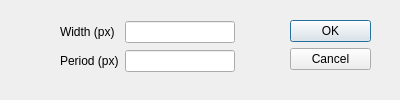
Old version of the form UI Files/verticalnoisebands.ui in the repository muhammadalics/Image-Editor-and-Manager.
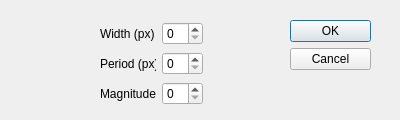
New version of the form.

Commit message: vertical noise bands implemented in gui

```diff
--- a/UI Files/verticalnoisebands.ui
+++ b/UI Files/verticalnoisebands.ui
@@ -7,7 +7,7 @@
     <x>0</x>
     <y>0</y>
     <width>400</width>
-    <height>100</height>
+    <height>120</height>
    </rect>
   </property>
   <property name="sizePolicy">
@@ -19,13 +19,13 @@
   <property name="minimumSize">
    <size>
     <width>400</width>
-    <height>100</height>
+    <height>120</height>
    </size>
   </property>
   <property name="maximumSize">
    <size>
     <width>400</width>
-    <height>100</height>
+    <height>120</height>
    </size>
   </property>
   <property name="windowTitle">
@@ -50,10 +50,10 @@
   <widget class="QWidget" name="">
    <property name="geometry">
     <rect>
-     <x>60</x>
-     <y>20</y>
-     <width>175</width>
-     <height>55</height>
+     <x>100</x>
+     <y>21</y>
+     <width>103</width>
+     <height>85</height>
     </rect>
    </property>
    <layout class="QGridLayout" name="gridLayout">
@@ -65,7 +65,11 @@
      </widget>
     </item>
     <item row="0" column="1">
-     <widget class="QLineEdit" name="lineEdit_width"/>
+     <widget class="QSpinBox" name="spinBox_width">
+      <property name="singleStep">
+       <number>10</number>
+      </property>
+     </widget>
     </item>
     <item row="1" column="0">
      <widget class="QLabel" name="label_2">
@@ -75,7 +79,25 @@
      </widget>
     </item>
     <item row="1" column="1">
-     <widget class="QLineEdit" name="lineEdit__period"/>
+     <widget class="QSpinBox" name="spinBox_period">
+      <property name="singleStep">
+       <number>10</number>
+      </property>
+     </widget>
+    </item>
+    <item row="2" column="0">
+     <widget class="QLabel" name="label_3">
+      <property name="text">
+       <string>Magnitude</string>
+      </property>
+     </widget>
+    </item>
+    <item row="2" column="1">
+     <widget class="QSpinBox" name="spinBox_magnitude">
+      <property name="singleStep">
+       <number>10</number>
+      </property>
+     </widget>
     </item>
    </layout>
   </widget>
```
The commit also changes 6 other files.
